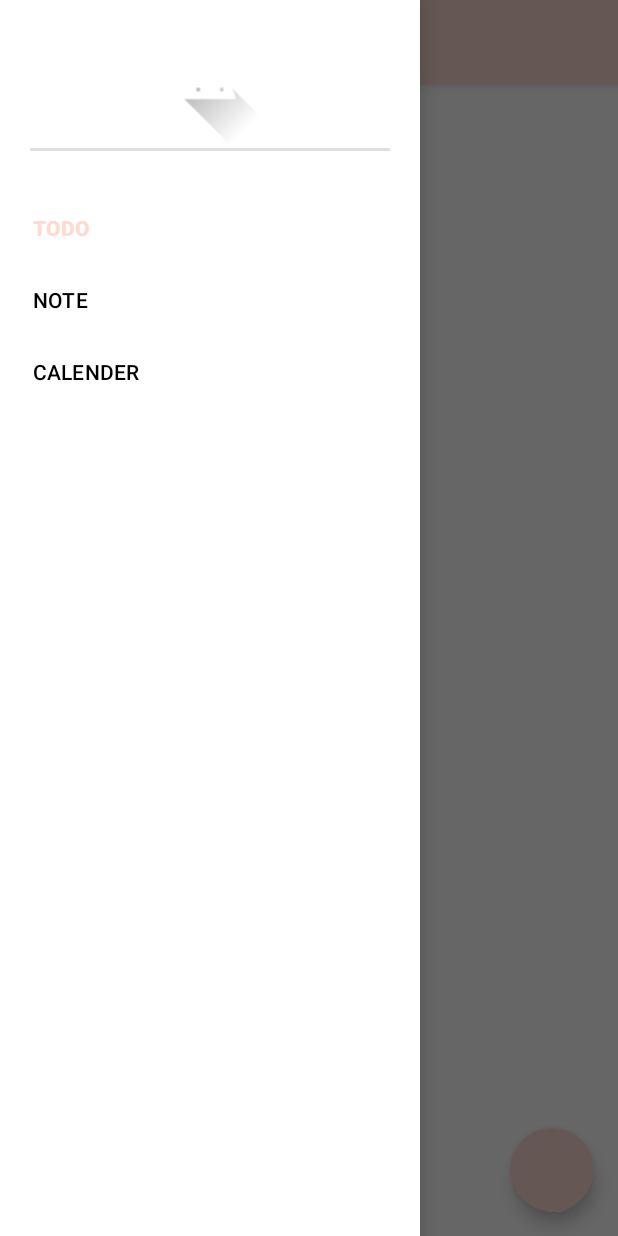
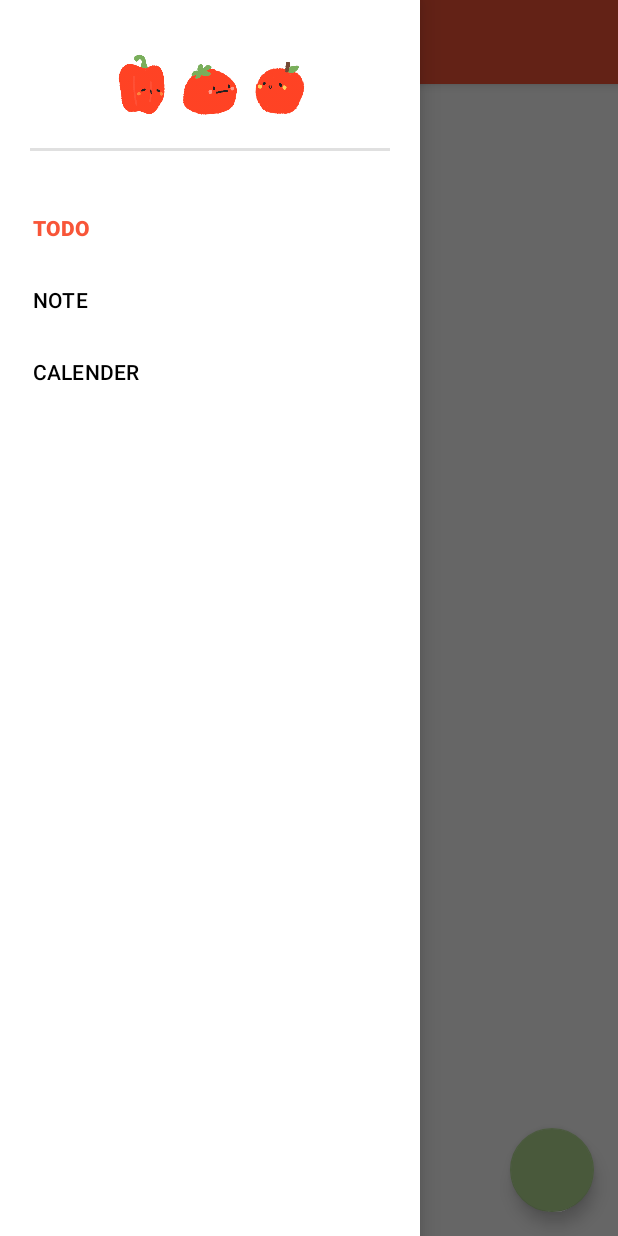
Before and after one commit to EmilyCh0/Tomatodo, an Android app: the screen it shows after launch (MainActivity), with the side drawer open, on a phone screen of 412 x 824 dp. Run offline under Robolectric (Android 15) with nearby library versions, the light colour scheme and no system bars; our stand-ins replace Room's generated code, data binding, navigation-ui.

Commit message:
design: theme 수정, 이미지 추가

```diff
--- a/app/src/main/res/layout/fragment_todo.xml
+++ b/app/src/main/res/layout/fragment_todo.xml
@@ -19,6 +19,8 @@
             android:id="@+id/recyclerview"
             android:layout_width="match_parent"
             android:layout_height="wrap_content"
+            android:padding="16dp"
+            android:clipToPadding="false"
             app:layoutManager="androidx.recyclerview.widget.LinearLayoutManager"
             app:items="@{viewmodel.todoItems}"
             app:layout_constraintStart_toStartOf="parent"
--- a/app/src/main/res/layout/nav_header.xml
+++ b/app/src/main/res/layout/nav_header.xml
@@ -6,9 +6,9 @@
     android:gravity="center">
 
     <ImageView
-        android:layout_width="80dp"
+        android:layout_width="160dp"
         android:layout_height="80dp"
-        android:src="@drawable/ic_launcher_foreground"/>
+        android:src="@drawable/pap_tom_app"/>
     <com.google.android.material.divider.MaterialDivider
         android:layout_width="240dp"
         android:layout_height="2dp"/>
--- a/app/src/main/res/values-night/themes.xml
+++ b/app/src/main/res/values-night/themes.xml
@@ -2,12 +2,12 @@
     <!-- Base application theme. -->
     <style name="Theme.Todo" parent="Theme.MaterialComponents.DayNight.NoActionBar">
         <!-- Primary brand color. -->
-        <item name="colorPrimary">@color/pink_100</item>
-        <item name="colorPrimaryDark">@color/pink_300</item>
+        <item name="colorPrimary">@color/red_primary</item>
+        <item name="colorPrimaryDark">@color/red_dark</item>
         <item name="colorPrimaryVariant">@color/brown_900</item>
         <item name="colorOnPrimary">@color/black</item>
         <!-- Secondary brand color. -->
-        <item name="colorSecondary">@color/pink_50</item>
+        <item name="colorSecondary">@color/green_primary</item>
         <item name="colorSecondaryVariant">@color/brown_900</item>
         <item name="colorOnSecondary">@color/black</item>
         <!-- Status bar color. -->
--- a/app/src/main/res/values/colors.xml
+++ b/app/src/main/res/values/colors.xml
@@ -12,4 +12,11 @@
     <color name="pink_300">#FBB8AC</color>
     <color name="brown_900">#442C2E</color>
 
+    <color name="red_primary">#f85538</color>
+    <color name="red_light">#ff8864</color>
+    <color name="red_dark">#be1a0c</color>
+    <color name="green_primary">#85ad65</color>
+    <color name="green_light">#b6df94</color>
+    <color name="green_dark">#567e39</color>
+
 </resources>
--- a/app/src/main/res/values/themes.xml
+++ b/app/src/main/res/values/themes.xml
@@ -2,12 +2,12 @@
     <!-- Base application theme. -->
     <style name="Theme.Todo" parent="Theme.MaterialComponents.DayNight.NoActionBar">
         <!-- Primary brand color. -->
-        <item name="colorPrimary">@color/pink_100</item>
-        <item name="colorPrimaryDark">@color/pink_300</item>
+        <item name="colorPrimary">@color/red_primary</item>
+        <item name="colorPrimaryDark">@color/red_dark</item>
         <item name="colorPrimaryVariant">@color/brown_900</item>
         <item name="colorOnPrimary">@color/black</item>
         <!-- Secondary brand color. -->
-        <item name="colorSecondary">@color/pink_100</item>
+        <item name="colorSecondary">@color/green_light</item>
         <item name="colorSecondaryVariant">@color/brown_900</item>
         <item name="colorOnSecondary">@color/black</item>
         <!-- Status bar color. -->
```
Also changed, not shown: app/src/main/res/layout/todo_item.xml (+19 -2 lines), app/src/main/res/drawable-v24/apple.PNG (added), app/src/main/res/drawable-v24/pap_tom_app.PNG (added), app/src/main/res/drawable-v24/paprika.PNG (added), app/src/main/res/drawable-v24/tomato.PNG (added).
